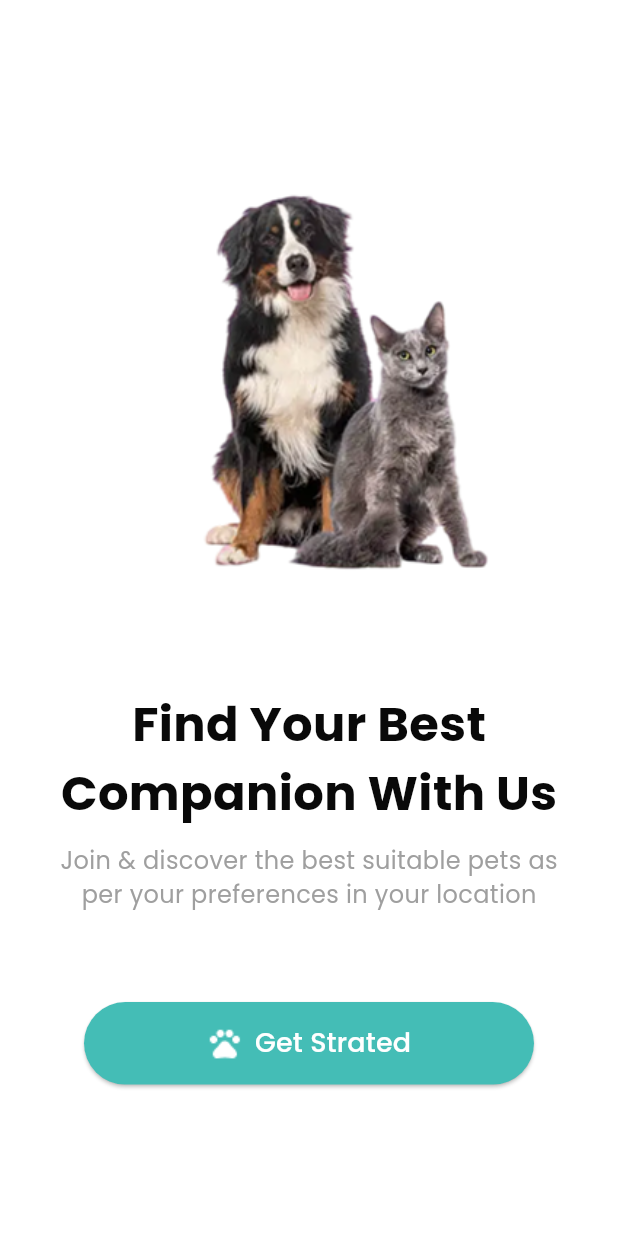
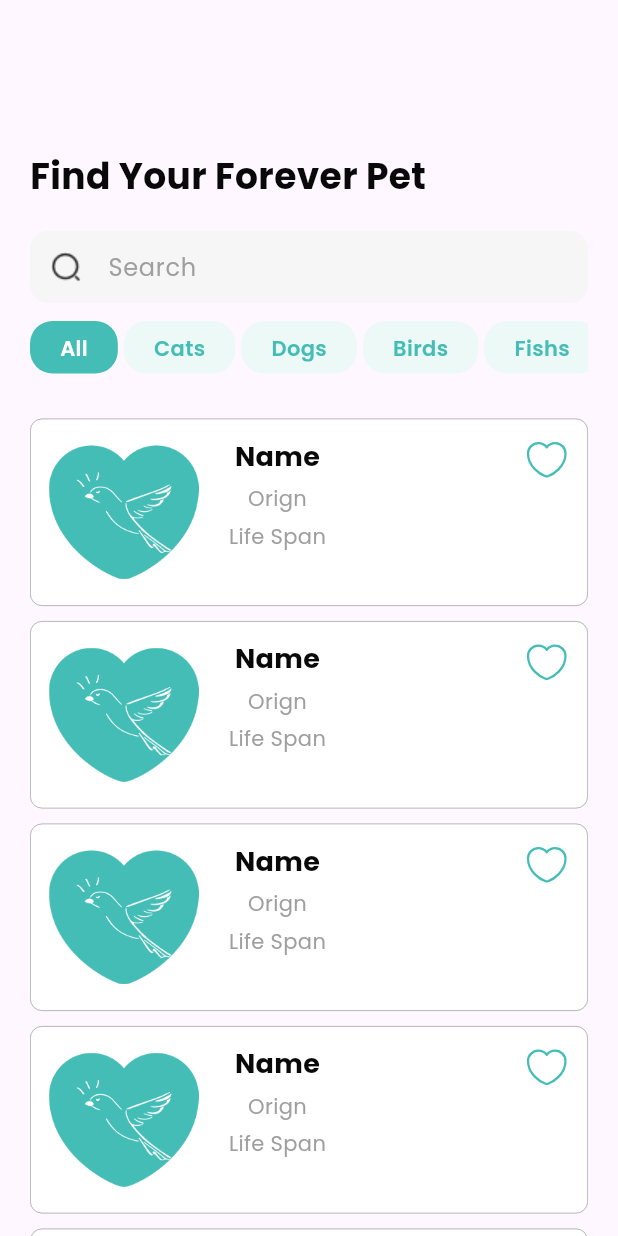
Before and after one commit to fatima304/PetFinderApp, a Flutter app: the screen it shows after launch, after a tap on "Get Strated", on a phone screen of 412 x 824 dp. Run offline on Flutter 3.47's test engine with Material 3 defaults, Android fonts, the phone set to English and light mode, and no system bars; our stand-ins replace dio, flutter_svg, get_it, pretty_dio_logger, shared_preferences.

Commit message:
Home Screen UI done

```diff
--- a/lib/core/routes/app_routing.dart
+++ b/lib/core/routes/app_routing.dart
@@ -1,5 +1,6 @@
 import 'package:flutter/material.dart';
 import 'package:pet_finder_app/core/routes/routes.dart';
+import 'package:pet_finder_app/features/home/presentation/screens/home_screen.dart';
 import 'package:pet_finder_app/features/onboarding/presentation/screens/onboarding_screen.dart';
 import 'package:pet_finder_app/features/splash/presentation/screens/splash_screen.dart';
 
@@ -10,6 +11,8 @@ class AppRouting {
         return MaterialPageRoute(builder: (_) => SplashScreen());
       case Routes.onboardingScreen:
         return MaterialPageRoute(builder: (_) => OnboardingScreen());
+      case Routes.homeScreen:
+        return MaterialPageRoute(builder: (_) => HomeScreen());
     }
     return null;
   }
--- a/lib/core/theme/app_color.dart
+++ b/lib/core/theme/app_color.dart
@@ -2,7 +2,9 @@ import 'package:flutter/material.dart';
 
 class AppColors {
   static const Color mainColor = Color(0xff44BDB6);
+  static const Color lightTeal = Color(0xffEDF9F7);
   static const Color black = Color(0xff090909);
   static const Color white = Color(0xffffffff);
   static const Color darkGrey = Color(0xff9F9F9F);
+  static const Color lightGrey = Color(0xffF6F6F6);
 }
--- a/lib/core/theme/app_text_style.dart
+++ b/lib/core/theme/app_text_style.dart
@@ -28,7 +28,11 @@ class AppTextStyle {
     fontWeight: FontWeightHelper.medium,
     fontFamily: FontFamilyHelper.poppinsFont,
   );
-
+  static TextStyle font14SemiBold = TextStyle(
+    fontSize: 14,
+    fontWeight: FontWeightHelper.semiBold,
+    fontFamily: FontFamilyHelper.poppinsFont,
+  );
   static TextStyle font18BlackBold = TextStyle(
     fontSize: 18,
     color: AppColors.black,
--- /dev/null
+++ b/lib/features/home/presentation/screens/home_screen.dart
@@ -0,0 +1,23 @@
+import 'package:flutter/material.dart';
+import 'package:pet_finder_app/features/home/presentation/widgets/home_header.dart';
+import 'package:pet_finder_app/features/home/presentation/widgets/item_listview.dart';
+
+class HomeScreen extends StatelessWidget {
+  const HomeScreen({super.key});
+
+  @override
+  Widget build(BuildContext context) {
+    return Scaffold(
+      body: Padding(
+        padding: const EdgeInsets.symmetric(horizontal: 20),
+        child: CustomScrollView(
+          slivers: [
+            SliverToBoxAdapter(child: HomeHeader()),
+            const SliverToBoxAdapter(child: SizedBox(height: 30)),
+            ItemListview(),
+          ],
+        ),
+      ),
+    );
+  }
+}
--- /dev/null
+++ b/lib/features/home/presentation/widgets/home_header.dart
@@ -0,0 +1,47 @@
+import 'package:flutter/material.dart';
+import 'package:pet_finder_app/core/theme/app_text_style.dart';
+import 'package:pet_finder_app/features/home/presentation/widgets/search_field.dart';
+import 'package:pet_finder_app/features/home/presentation/widgets/tabbar_widget.dart';
+
+class HomeHeader extends StatefulWidget {
+  const HomeHeader({super.key});
+
+  @override
+  State<HomeHeader> createState() => _HomeHeaderState();
+}
+
+class _HomeHeaderState extends State<HomeHeader> {
+  int selectedTabIndex = 0;
+
+  final List<String> tabs = [
+    'All',
+    'Cats',
+    'Dogs',
+    'Birds',
+    'Fishs',
+    'Reptiles',
+  ];
+
+  @override
+  Widget build(BuildContext context) {
+    return Column(
+      crossAxisAlignment: CrossAxisAlignment.start,
+      children: [
+        const SizedBox(height: 100),
+        Text('Find Your Forever Pet', style: AppTextStyle.font24BlackBold),
+        const SizedBox(height: 20),
+        const SearchTextField(),
+        const SizedBox(height: 12),
+        CustomTabBar(
+          tabs: tabs,
+          selectedIndex: selectedTabIndex,
+          onTabSelected: (index) {
+            setState(() {
+              selectedTabIndex = index;
+            });
+          },
+        ),
+      ],
+    );
+  }
+}
--- /dev/null
+++ b/lib/features/home/presentation/widgets/item_card.dart
@@ -0,0 +1,60 @@
+import 'package:flutter/material.dart';
+import 'package:flutter_svg/svg.dart';
+import 'package:pet_finder_app/core/helper/app_icon.dart';
+import 'package:pet_finder_app/core/helper/app_images.dart';
+import 'package:pet_finder_app/core/theme/app_color.dart';
+import 'package:pet_finder_app/core/theme/app_text_style.dart';
+
+class ItemCard extends StatelessWidget {
+  const ItemCard({super.key});
+
+  @override
+  Widget build(BuildContext context) {
+    return Center(
+      child: Container(
+        width: double.infinity,
+        padding: const EdgeInsets.all(12),
+        decoration: BoxDecoration(
+          color: AppColors.white,
+          borderRadius: BorderRadius.circular(8),
+          border: Border.all(color: AppColors.darkGrey, width: 0.5),
+        ),
+        child: Row(
+          crossAxisAlignment: CrossAxisAlignment.start,
+          spacing: 20,
+          children: [
+            Image.asset(AppImages.logo, width: 100, height: 100),
+            Column(
+              mainAxisAlignment: MainAxisAlignment.start,
+              children: [
+                Column(
+                  spacing: 5,
+                  children: [
+                    Text('Name', style: AppTextStyle.font18BlackBold),
+                    Text(
+                      'Orign',
+                      style: AppTextStyle.font16DarkGreyRegular.copyWith(
+                        fontSize: 14,
+                      ),
+                    ),
+                    Text(
+                      'Life Span',
+                      style: AppTextStyle.font16DarkGreyRegular.copyWith(
+                        fontSize: 14,
+                      ),
+                    ),
+                  ],
+                ),
+              ],
+            ),
+            Spacer(),
+            GestureDetector(
+              onTap: () {},
+              child: SvgPicture.asset(AppICons.fav, color: AppColors.mainColor),
+            ),
+          ],
+        ),
+      ),
+    );
+  }
+}
--- /dev/null
+++ b/lib/features/home/presentation/widgets/item_listview.dart
@@ -0,0 +1,18 @@
+import 'package:flutter/material.dart';
+import 'package:pet_finder_app/features/home/presentation/widgets/item_card.dart';
+
+class ItemListview extends StatelessWidget {
+  const ItemListview({super.key});
+
+  @override
+  Widget build(BuildContext context) {
+    return SliverList.separated(
+      itemBuilder: (BuildContext context, int index) {
+        return ItemCard();
+      },
+      separatorBuilder: (BuildContext context, int index) {
+        return SizedBox(height: 10);
+      },
+    );
+  }
+}
--- /dev/null
+++ b/lib/features/home/presentation/widgets/search_field.dart
@@ -0,0 +1,29 @@
+import 'package:flutter/material.dart';
+import 'package:pet_finder_app/core/helper/app_icon.dart';
+import 'package:pet_finder_app/core/theme/app_color.dart';
+import 'package:pet_finder_app/core/theme/app_text_style.dart';
+
+class SearchTextField extends StatelessWidget {
+  const SearchTextField({super.key});
+
+  @override
+  Widget build(BuildContext context) {
+    return TextField(
+      decoration: InputDecoration(
+        contentPadding: const EdgeInsets.symmetric(
+          horizontal: 16,
+          vertical: 10,
+        ),
+        hintText: 'Search',
+        hintStyle: AppTextStyle.font16DarkGreyRegular,
+        prefixIcon: Image.asset(AppICons.search),
+        filled: true,
+        fillColor: AppColors.lightGrey,
+        border: OutlineInputBorder(
+          borderRadius: BorderRadius.circular(12),
+          borderSide: BorderSide.none,
+        ),
+      ),
+    );
+  }
+}
--- /dev/null
+++ b/lib/features/home/presentation/widgets/tabbar_widget.dart
@@ -0,0 +1,49 @@
+import 'package:flutter/material.dart';
+import 'package:pet_finder_app/core/theme/app_color.dart';
+import 'package:pet_finder_app/core/theme/app_text_style.dart';
+
+class CustomTabBar extends StatelessWidget {
+  final List<String> tabs;
+  final int selectedIndex;
+  final ValueChanged<int> onTabSelected;
+
+  const CustomTabBar({
+    super.key,
+    required this.tabs,
+    required this.selectedIndex,
+    required this.onTabSelected,
+  });
+
+  @override
+  Widget build(BuildContext context) {
+    return SizedBox(
+      height: 35,
+      child: ListView.separated(
+        scrollDirection: Axis.horizontal,
+        itemCount: tabs.length,
+        separatorBuilder: (context, index) => const SizedBox(width: 4),
+        itemBuilder: (context, index) {
+          final isSelected = index == selectedIndex;
+          return GestureDetector(
+            onTap: () => onTabSelected(index),
+            child: Container(
+              padding: const EdgeInsets.symmetric(horizontal: 20, vertical: 8),
+              decoration: BoxDecoration(
+                color: isSelected ? AppColors.mainColor : AppColors.lightTeal,
+                borderRadius: BorderRadius.circular(15),
+              ),
+              child: Center(
+                child: Text(
+                  tabs[index],
+                  style: AppTextStyle.font14SemiBold.copyWith(
+                    color: isSelected ? AppColors.white : AppColors.mainColor,
+                  ),
+                ),
+              ),
+            ),
+          );
+        },
+      ),
+    );
+  }
+}
--- a/lib/features/onboarding/presentation/screens/onboarding_screen.dart
+++ b/lib/features/onboarding/presentation/screens/onboarding_screen.dart
@@ -1,6 +1,7 @@
 import 'package:flutter/material.dart';
 import 'package:pet_finder_app/core/helper/app_icon.dart';
 import 'package:pet_finder_app/core/helper/app_images.dart';
+import 'package:pet_finder_app/core/routes/routes.dart';
 import 'package:pet_finder_app/core/theme/app_color.dart';
 import 'package:pet_finder_app/core/theme/app_text_style.dart';
 
@@ -22,7 +23,9 @@ class OnboardingScreen extends StatelessWidget {
             welcomeMessage(),
             SizedBox(height: 60),
             ElevatedButton.icon(
-              onPressed: () {},
+              onPressed: () {
+                Navigator.pushNamed(context, Routes.homeScreen);
+              },
               label: Text('Get Strated', style: AppTextStyle.font18WhiteMedium),
               icon: Image.asset(AppICons.foots),
               style: ElevatedButton.styleFrom(
```
Also changed, not shown: pubspec.yaml (+13 -19 lines), pubspec.lock.
